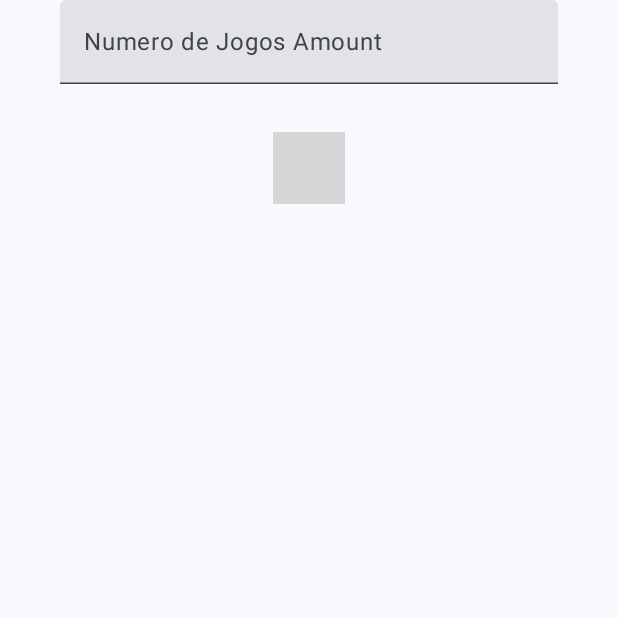
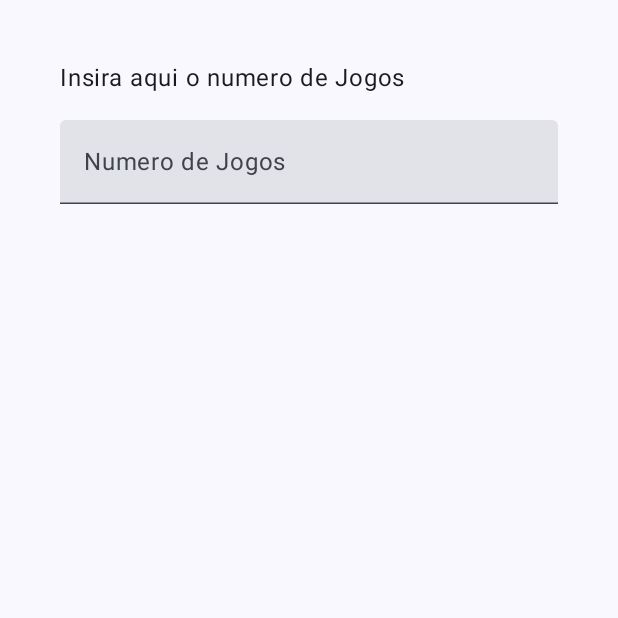
Before and after one commit to Condesso1998/CheckWin_Final, an Android app built with Jetpack Compose: the composable CheckWinLayout shown on its own in the app's theme, on a phone screen of 412 x 824 dp, the top half of it. Run offline under Robolectric (Android 15) with nearby library versions, the phone set to English and light mode, and no system bars; grey boxes are pictures that could not be loaded.

Commit message:
interface para inserir o numero de jogos

```diff
--- a/app/src/main/java/pt/ipg/checkwin_final/MainActivity.kt
+++ b/app/src/main/java/pt/ipg/checkwin_final/MainActivity.kt
@@ -18,7 +18,6 @@ import androidx.compose.foundation.rememberScrollState
 import androidx.compose.foundation.text.KeyboardOptions
 import androidx.compose.foundation.verticalScroll
 import androidx.compose.material3.MaterialTheme
-import androidx.compose.material3.Scaffold
 import androidx.compose.material3.Surface
 import androidx.compose.material3.Text
 import androidx.compose.material3.TextField
@@ -30,12 +29,11 @@ import androidx.compose.runtime.setValue
 import androidx.compose.ui.Alignment
 import androidx.compose.ui.Modifier
 import androidx.compose.ui.res.stringResource
-import androidx.compose.ui.text.input.ImeAction
 import androidx.compose.ui.text.input.KeyboardType
 import androidx.compose.ui.tooling.preview.Preview
 import androidx.compose.ui.unit.dp
 import pt.ipg.checkwin_final.ui.theme.CheckWin_FinalTheme
-import java.text.NumberFormat
+
 class MainActivity : ComponentActivity() {
     override fun onCreate(savedInstanceState: Bundle?) {
         enableEdgeToEdge()
@@ -77,7 +75,7 @@ fun TipTimeLayout() {
 }
 
 
-private fun resultado(numeroJogos: Int, numeroDerrota: Int): String? {
+private fun resultadoTotal(numeroJogos: Double, numeroDerrota: Int): String? {
     return if (numeroDerrota != 0) {
         val resultado = numeroJogos / numeroDerrota.toDouble()
         String.format("%.2f", resultado)
@@ -96,6 +94,10 @@ fun CheckWinLayoutPreview() {
 
 @Composable
 fun CheckWinLayout() {
+    var quantidadeJogos by remember { mutableStateOf("") }
+
+    val numeroJogos = quantidadeJogos.toDoubleOrNull() ?: 0.0
+    //val resultado = resultadoTotal(numeroJogos, numeroDerrota = Int[])
     Column(
         modifier = Modifier
             .statusBarsPadding()
@@ -105,24 +107,38 @@ fun CheckWinLayout() {
         horizontalAlignment = Alignment.CenterHorizontally,
         verticalArrangement = Arrangement.Center
     ) {
+        Text(
+            text = stringResource(R.string.InserirJogos),
+            modifier = Modifier
+                .padding(bottom = 16.dp, top = 40.dp)
+                .align(alignment = Alignment.Start)
+        )
+        EditNumberField(
+            value = quantidadeJogos,
+            onValueChange = { quantidadeJogos = it },
+            modifier = Modifier
+                .padding(bottom = 32.dp)
+                .fillMaxWidth()
+        )
 //        Text(
-//            ...
+//            text = stringResource(R.string.tip_amount),
+//            style = MaterialTheme.typography.displaySmall
 //        )
-        EditNumberField(modifier = Modifier.padding(bottom = 32.dp).fillMaxWidth())
-        Text(
-
-        )
-//        ...
+//        Spacer(modifier = Modifier.height(150.dp))
     }
 }
 
 @SuppressLint("UnrememberedMutableState")
 @Composable
-fun EditNumberField(modifier: Modifier = Modifier) {
-    var quantidadeJogos by remember { mutableStateOf("") }
+fun EditNumberField(
+    value: String,
+    onValueChange: (String) -> Unit,
+    modifier: Modifier = Modifier
+)  {
+
     TextField(
-        value = quantidadeJogos,
-        onValueChange = {quantidadeJogos = it },
+        value = value,
+        onValueChange = onValueChange,
         label = {Text(stringResource(R.string.JogosJogados))},
         singleLine = true,
         keyboardOptions = KeyboardOptions(keyboardType = KeyboardType.Number),
--- a/app/src/main/res/values/strings.xml
+++ b/app/src/main/res/values/strings.xml
@@ -1,9 +1,10 @@
     <resources>
         <string name="app_name">Check Win</string>
         <string name="calculate_tip">Calculate Tip</string>
-        <string name="JogosJogados">Numero de Jogos Amount</string>
+        <string name="JogosJogados">Numero de Jogos </string>
         <string name="tip_amount">Tip Amount: %s</string>
         <string name="numeroJogos">Numero de Jogos </string>
         <string name="percentagemDerrotas">Percentagem de Derrotas </string>
+            <string name="InserirJogos">Insira aqui o numero de Jogos</string>
 
     </resources>
```
